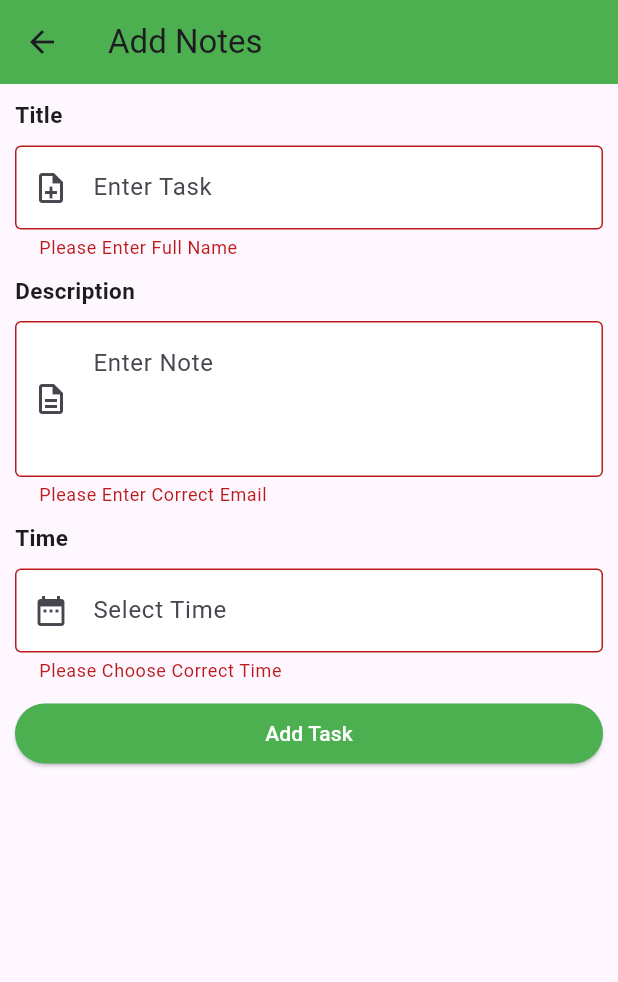
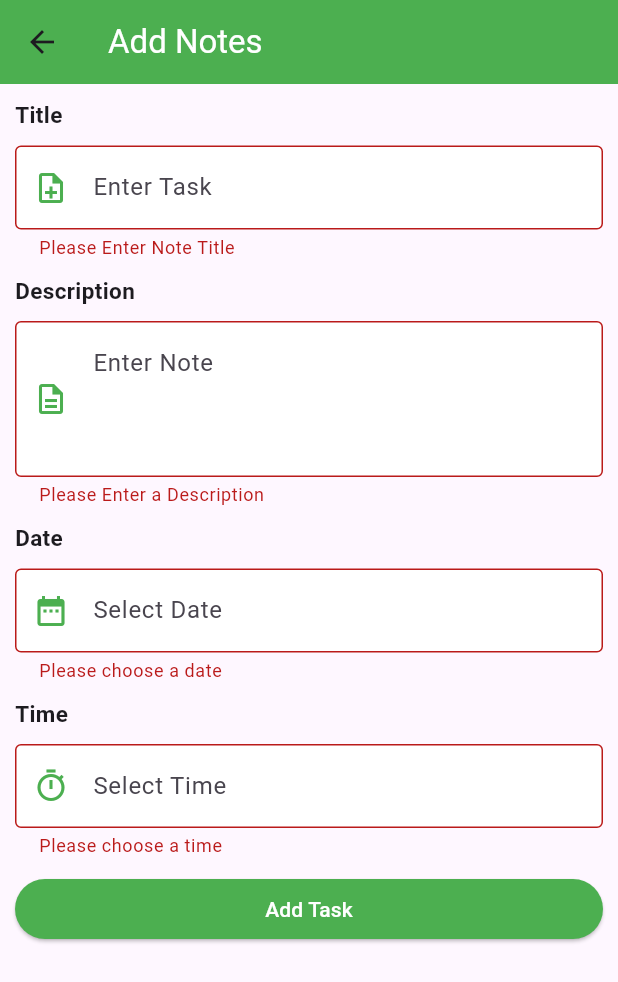
Before and after one commit to sagardhadke/Taski, a Flutter app: the AddTodo screen opened directly, after a tap on "Add Task", on a phone screen of 412 x 824 dp. Shown: the top 982 px of the screen. Run offline on Flutter 3.47's test engine with Material 3 defaults, Android fonts, the phone set to English and light mode, and no system bars; our stand-ins replace flutter_slidable, google_fonts; missing offline and left inert: day_night_time_picker.

Commit message:
Added Task Screen

```diff
--- a/lib/View/AddTodo.dart
+++ b/lib/View/AddTodo.dart
@@ -1,6 +1,7 @@
 import 'package:day_night_time_picker/day_night_time_picker.dart';
 import 'package:flutter/material.dart';
 import 'package:intl/intl.dart';
+import 'package:taski/Exports/MyExports.dart';
 
 class AddTodo extends StatefulWidget {
   const AddTodo({super.key});
@@ -18,7 +19,10 @@ class AddTodoState extends State<AddTodo> {
   Time? _time; // Changed to nullable
   bool iosStyle = true;
   GlobalKey<FormState> key = GlobalKey<FormState>();
+  TextEditingController _timeCont = TextEditingController();
   TextEditingController _date = TextEditingController();
+
+  DateTime pickedTime = DateTime.now();
 
   void onTimeChanged(Time newTime) {
     setState(() {
@@ -34,15 +38,31 @@ class AddTodoState extends State<AddTodo> {
     return DateFormat('hh:mm a').format(dateTime);
   }
 
+  pickMyDate() async {
+    DateTime? pickMyDate = await showDatePicker(
+        context: context,
+        firstDate: DateTime(1990),
+        lastDate: DateTime(DateTime.now().year + 15));
+
+    if (pickMyDate != null) {
+      pickedTime = pickMyDate;
+      _date.text = DateFormat('dd-MM-yyyy').format(pickMyDate);
+    }
+  }
+
   @override
   Widget build(BuildContext context) {
     String displayTime = formatTime(_time);
     return Scaffold(
       appBar: AppBar(
-        title: Text("Add Notes"),
+        title: Text(
+          "Add Notes",
+          style: TextStyle(color: Colors.white),
+        ),
         backgroundColor: Colors.green,
       ),
-      body: Form(
+      body: SingleChildScrollView(
+        child: Form(
           key: key,
           child: Padding(
             padding: const EdgeInsets.symmetric(vertical: 10, horizontal: 10),
@@ -59,12 +79,21 @@ class AddTodoState extends State<AddTodo> {
                     filled: true,
                     hintText: 'Enter Task',
                     fillColor: Colors.white,
-                  prefixIcon: Icon(Icons.note_add_outlined),
+                    prefixIcon: Icon(
+                      Icons.note_add_outlined,
+                      color: Colors.green,
+                    ),
                     border: OutlineInputBorder(),
                   ),
                   validator: (value) {
                     if (value!.isEmpty) {
-                    return 'Please Enter Full Name';
+                      return 'Please Enter Note Title';
+                    }
+                    return null;
+                  },
+                  onChanged: (value) {
+                    if (key.currentState!.validate()) {
+                      setState(() {});
                     }
                   },
                 ),
@@ -80,13 +109,46 @@ class AddTodoState extends State<AddTodo> {
                     filled: true,
                     hintText: 'Enter Note',
                     fillColor: Colors.white,
-                  prefixIcon: Icon(Icons.description_outlined),
+                    prefixIcon:
+                        Icon(Icons.description_outlined, color: Colors.green),
                     border: OutlineInputBorder(),
                   ),
                   validator: (value) {
                     if (value!.isEmpty) {
-                    return 'Please Enter Correct Email';
+                      return 'Please Enter a Description';
                     }
+                    return null;
+                  },
+                  onChanged: (value) {
+                    if (key.currentState!.validate()) {
+                      setState(() {});
+                    }
+                  },
+                ),
+                SizedBox(height: 10),
+                Text(
+                  "Date",
+                  style: TextStyle(fontSize: 15, fontWeight: FontWeight.bold),
+                ),
+                SizedBox(height: 10),
+                TextFormField(
+                  controller: _date,
+                  onTap: () {
+                    pickMyDate();
+                  },
+                  readOnly: true,
+                  decoration: InputDecoration(
+                    filled: true,
+                    hintText: 'Select Date',
+                    fillColor: Colors.white,
+                    prefixIcon: Icon(Icons.date_range, color: Colors.green),
+                    border: OutlineInputBorder(),
+                  ),
+                  validator: (value) {
+                    if (value == null || value.isEmpty) {
+                      return 'Please choose a date'; // Adjusted error message
+                    }
+                    return null; // Return null if the value is valid
                   },
                 ),
                 SizedBox(height: 10),
@@ -96,31 +158,44 @@ class AddTodoState extends State<AddTodo> {
                 ),
                 SizedBox(height: 10),
                 TextFormField(
-                controller: _date,
+                  controller: _timeCont,
                   onTap: () {
                     Navigator.of(context).push(
                       showPicker(
                         context: context,
                         value: _time ??
-                          Time(hour: 12, minute: 0), // Default to noon if null
+                            Time(
+                                hour: DateTime.now().hour,
+                                minute: DateTime.now()
+                                    .minute), // Default to noon if null
                         sunrise: TimeOfDay(hour: 6, minute: 0), // optional
                         sunset: TimeOfDay(hour: 18, minute: 0), // optional
-                      onChange: onTimeChanged,
+                        // onChange: onTimeChanged,
+                        onChange: (newTime) {
+                          onTimeChanged(newTime);
+                          _timeCont.text =
+                              formatTime(newTime); // Update the controller text
+                          if (key.currentState!.validate()) {
+                            setState(
+                                () {}); // Refresh the widget to remove the error
+                          }
+                        },
                       ),
                     );
                   },
                   readOnly: true,
                   decoration: InputDecoration(
                     filled: true,
-                  hintText: displayTime,
+                    hintText: 'Select Time',
                     fillColor: Colors.white,
-                  prefixIcon: Icon(Icons.date_range),
+                    prefixIcon: Icon(Icons.timer_outlined, color: Colors.green),
                     border: OutlineInputBorder(),
                   ),
                   validator: (value) {
-                  if (value!.isEmpty) {
-                    return 'Please Choose Correct Time';
+                    if (value == null || value.isEmpty) {
+                      return 'Please choose a time'; // Adjusted error message
                     }
+                    return null; // Return null if the value is valid
                   },
                 ),
                 SizedBox(height: 10),
@@ -131,7 +206,8 @@ class AddTodoState extends State<AddTodo> {
                         ElevatedButton.styleFrom(backgroundColor: Colors.green),
                     onPressed: () {
                       if (key.currentState!.validate()) {
-                      // Handle submission logic here
+                        Navigator.push(context,
+                            MaterialPageRoute(builder: (context) => MyHome()));
                       }
                     },
                     child: Text(
@@ -144,6 +220,7 @@ class AddTodoState extends State<AddTodo> {
             ),
           ),
         ),
+      ),
     );
   }
 }
```
Lines whose indentation alone changed are shown as unchanged.
